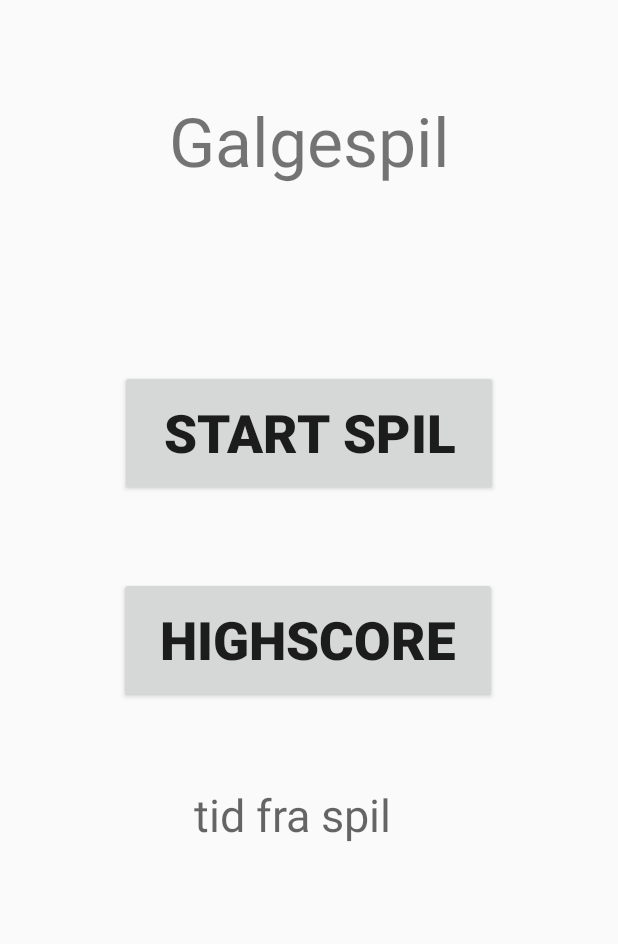
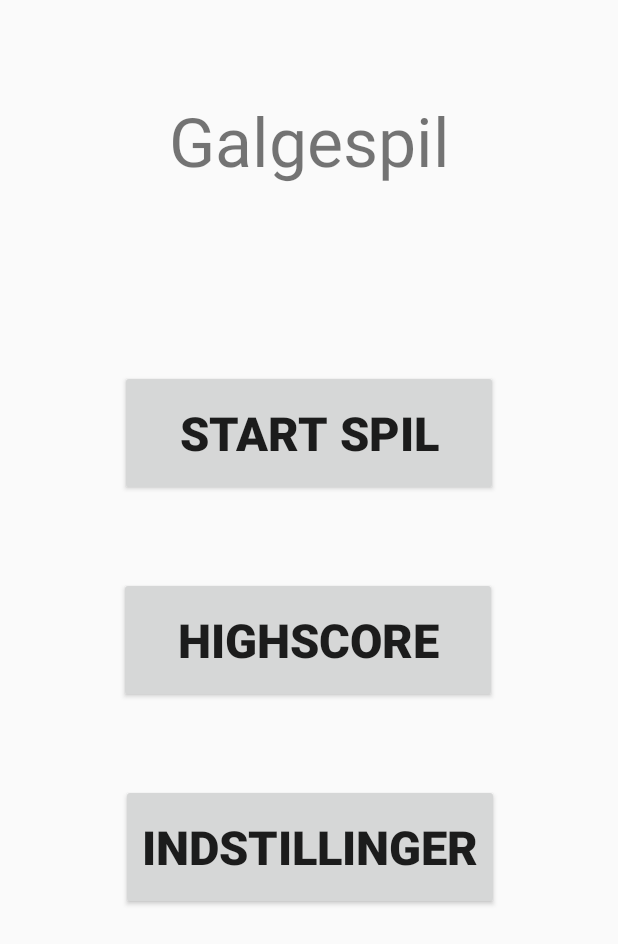
Before and after one commit to patricklopdrup/Hangman, an Android app: the screen it shows after launch (MainActivity), on a phone screen of 412 x 824 dp. Shown: the top 944 px of the screen. Run offline under Robolectric (Android 15) with nearby library versions, the phone set to English and light mode, and no system bars; 1 statement that could not run was skipped.

Commit message:
ændret highscoren, så den altid sorterer listen, når den skal vises. Men når man lægger noget i listen, sp lægger den det bare ind

```diff
--- a/app/src/main/java/com/example/galgespil/Game.java
+++ b/app/src/main/java/com/example/galgespil/Game.java
@@ -50,7 +50,7 @@ public class Game extends AppCompatActivity implements View.OnClickListener {
         if(!temp.isEmpty()) {
             highScoreMilisec = temp.get(0).intValue();
         } else {
-            highScoreMilisec = 10000;
+            highScoreMilisec = 30000;
         }
 
         //gets all the key values for the keyboard from the Keyboard.java class
--- a/app/src/main/java/com/example/galgespil/HighscoreLogic.java
+++ b/app/src/main/java/com/example/galgespil/HighscoreLogic.java
@@ -15,23 +15,17 @@ import com.google.gson.reflect.TypeToken;
 
 public class HighscoreLogic {
 
-    private static boolean isSorted = false;
     private String highscoreKey = "highscore";
 
     public void addScore(long score, String key, Context context) {
         List<Long> temp = getSavedHighscore(key, context);
         temp.add(score);
-        isSorted = false;
         saveHighscore(temp, key, context);
     }
 
     public List<Long> getSortedHighscoreList(String key, Context context) {
         List<Long> listToReturn = getSavedHighscore(key, context);
-        if(!isSorted) {
-            Collections.sort(listToReturn);
-            isSorted = true;
-        }
-        isSorted = false;
+        Collections.sort(listToReturn);
         return listToReturn;
     }
 
--- a/app/src/main/res/layout/activity_main.xml
+++ b/app/src/main/res/layout/activity_main.xml
@@ -14,7 +14,7 @@
         android:layout_marginEnd="33dp"
         android:layout_marginBottom="450dp"
         android:text="Start spil"
-        android:textSize="35dp"
+        android:textSize="31dp"
         android:textStyle="bold"
         app:layout_constraintBottom_toBottomOf="parent"
         app:layout_constraintEnd_toEndOf="parent"
@@ -29,12 +29,27 @@
         android:layout_marginTop="54dp"
         android:layout_marginEnd="33dp"
         android:text="Highscore"
-        android:textSize="35dp"
+        android:textSize="31dp"
         android:textStyle="bold"
         app:layout_constraintEnd_toEndOf="parent"
         app:layout_constraintHorizontal_bias="0.494"
         app:layout_constraintStart_toStartOf="parent"
         app:layout_constraintTop_toBottomOf="@+id/startGame" />
+
+    <Button
+        android:id="@+id/settings"
+        android:layout_width="252dp"
+        android:layout_height="84dp"
+        android:layout_marginStart="33dp"
+        android:layout_marginTop="54dp"
+        android:layout_marginEnd="33dp"
+        android:text="Indstillinger"
+        android:textSize="31dp"
+        android:textStyle="bold"
+        app:layout_constraintEnd_toEndOf="parent"
+        app:layout_constraintHorizontal_bias="0.505"
+        app:layout_constraintStart_toStartOf="parent"
+        app:layout_constraintTop_toBottomOf="@+id/highscore" />
 
     <TextView
         android:id="@+id/textView"
@@ -49,15 +64,4 @@
         app:layout_constraintStart_toStartOf="parent"
         app:layout_constraintTop_toTopOf="parent" />
 
-    <TextView
-        android:id="@+id/test"
-        android:layout_width="152dp"
-        android:layout_height="69dp"
-        android:layout_marginBottom="232dp"
-        android:hint="tid fra spil"
-        android:textSize="30dp"
-        app:layout_constraintBottom_toBottomOf="parent"
-        app:layout_constraintEnd_toEndOf="parent"
-        app:layout_constraintHorizontal_bias="0.498"
-        app:layout_constraintStart_toStartOf="parent" />
 </androidx.constraintlayout.widget.ConstraintLayout>
```
